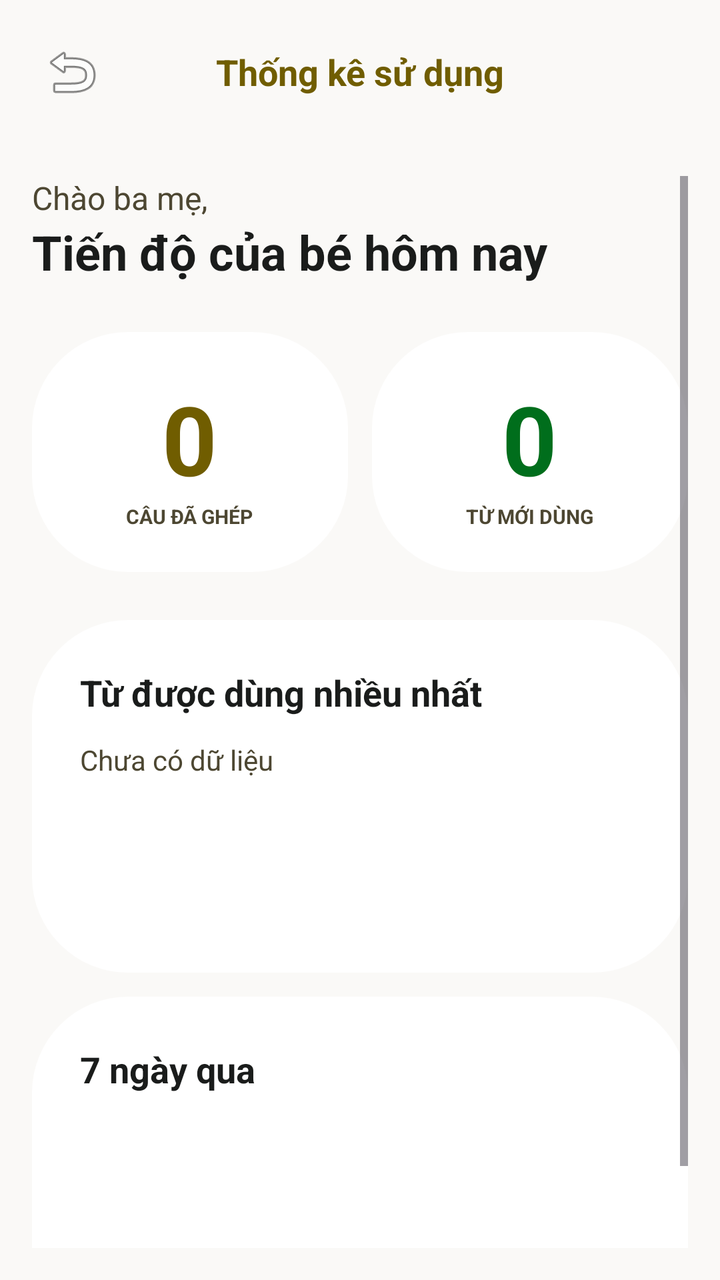
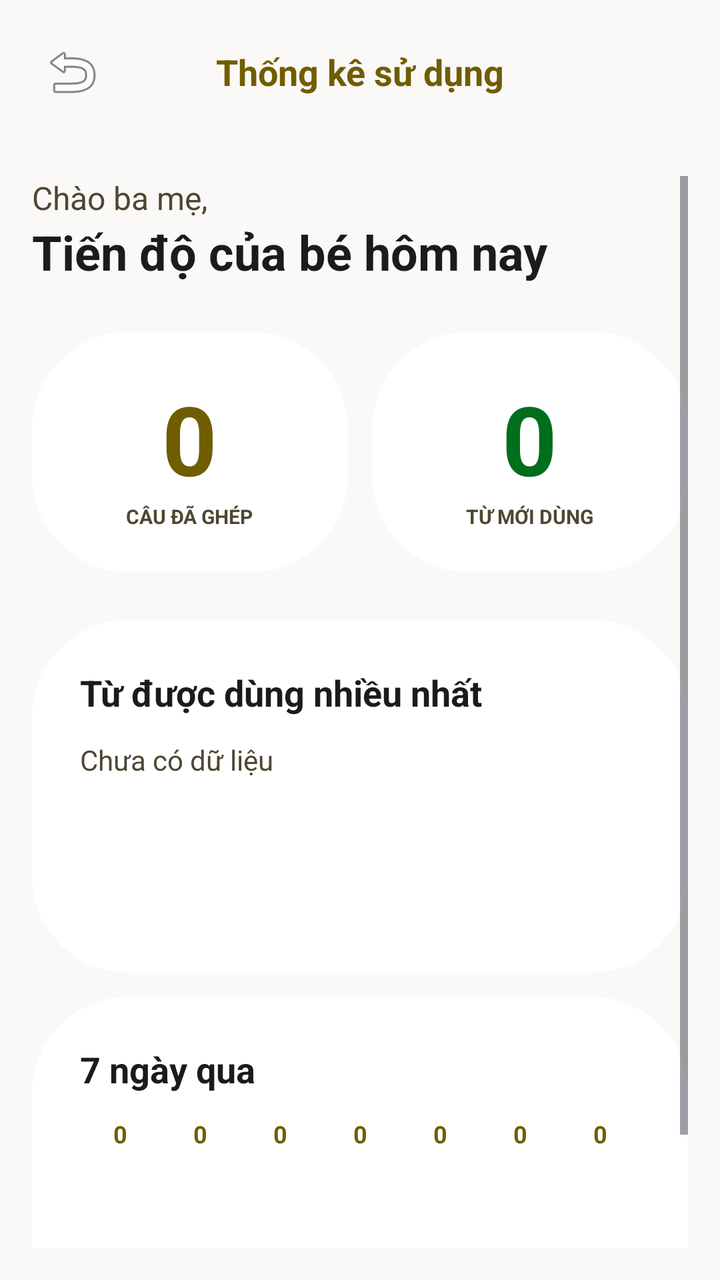

Before-and-after screenshots of an Android layout around one commit, followed by the original layout XML and the change that was made.
<!-- AndroidManifest.xml: application theme Theme.VBoard -->
<!-- res/layout/activity_stats.xml -->
<?xml version="1.0" encoding="utf-8"?>
<LinearLayout xmlns:android="http://schemas.android.com/apk/res/android"
    android:layout_width="match_parent"
    android:layout_height="match_parent"
    android:background="@color/background"
    android:orientation="vertical">

    
    <LinearLayout
        android:layout_width="match_parent"
        android:layout_height="wrap_content"
        android:gravity="center_vertical"
        android:orientation="horizontal"
        android:paddingHorizontal="@dimen/spacing_md"
        android:paddingVertical="@dimen/spacing_md">

        <ImageButton
            android:id="@+id/btnBack"
            android:layout_width="48dp"
            android:layout_height="48dp"
            android:background="?attr/selectableItemBackgroundBorderless"
            android:src="@android:drawable/ic_menu_revert"
            android:contentDescription="Quay lại" />

        <TextView
            android:layout_width="0dp"
            android:layout_height="wrap_content"
            android:layout_weight="1"
            android:gravity="center"
            android:text="@string/stats_title"
            android:textColor="@color/primary"
            android:textSize="18sp"
            android:textStyle="bold" />

        <View
            android:layout_width="48dp"
            android:layout_height="48dp" />
    </LinearLayout>

    <ScrollView
        android:layout_width="match_parent"
        android:layout_height="match_parent"
        android:padding="@dimen/spacing_lg">

        <LinearLayout
            android:layout_width="match_parent"
            android:layout_height="wrap_content"
            android:orientation="vertical">

            
            <TextView
                android:layout_width="wrap_content"
                android:layout_height="wrap_content"
                android:text="@string/stats_welcome"
                android:textColor="@color/on_surface_variant"
                android:textSize="16sp" />

            <TextView
                android:layout_width="wrap_content"
                android:layout_height="wrap_content"
                android:layout_marginBottom="@dimen/spacing_xl"
                android:text="@string/stats_today_progress"
                android:textColor="@color/on_surface"
                android:textSize="24sp"
                android:textStyle="bold" />

            
            <LinearLayout
                android:layout_width="match_parent"
                android:layout_height="wrap_content"
                android:layout_marginBottom="@dimen/spacing_xl"
                android:orientation="horizontal">

                
                <LinearLayout
                    android:layout_width="0dp"
                    android:layout_height="120dp"
                    android:layout_marginEnd="@dimen/spacing_md"
                    android:layout_weight="1"
                    android:background="@drawable/bg_settings_card"
                    android:gravity="center"
                    android:orientation="vertical">

                    <TextView
                        android:id="@+id/sentenceCount"
                        android:layout_width="wrap_content"
                        android:layout_height="wrap_content"
                        android:text="0"
                        android:textColor="@color/primary"
                        android:textSize="48sp"
                        android:textStyle="bold" />

                    <TextView
                        android:layout_width="wrap_content"
                        android:layout_height="wrap_content"
                        android:gravity="center"
                        android:text="@string/stats_sentences_created"
                        android:textColor="@color/on_surface_variant"
                        android:textSize="10sp"
                        android:textStyle="bold" />
                </LinearLayout>

                
                <LinearLayout
                    android:layout_width="0dp"
                    android:layout_height="120dp"
                    android:layout_weight="1"
                    android:background="@drawable/bg_settings_card"
                    android:gravity="center"
                    android:orientation="vertical">

                    <TextView
                        android:id="@+id/wordCount"
                        android:layout_width="wrap_content"
                        android:layout_height="wrap_content"
                        android:text="0"
                        android:textColor="@color/secondary"
                        android:textSize="48sp"
                        android:textStyle="bold" />

                    <TextView
                        android:layout_width="wrap_content"
                        android:layout_height="wrap_content"
                        android:gravity="center"
                        android:text="@string/stats_unique_words"
                        android:textColor="@color/on_surface_variant"
                        android:textSize="10sp"
                        android:textStyle="bold" />
                </LinearLayout>
            </LinearLayout>

            
            <LinearLayout
                android:layout_width="match_parent"
                android:layout_height="wrap_content"
                android:background="@drawable/bg_settings_card"
                android:orientation="vertical"
                android:padding="@dimen/spacing_xl">

                <TextView
                    android:layout_width="wrap_content"
                    android:layout_height="wrap_content"
                    android:text="@string/stats_top_words"
                    android:textColor="@color/on_surface"
                    android:textSize="18sp"
                    android:textStyle="bold" />

                <TextView
                    android:id="@+id/topWords"
                    android:layout_width="match_parent"
                    android:layout_height="wrap_content"
                    android:layout_marginTop="@dimen/spacing_md"
                    android:text="Chưa có dữ liệu"
                    android:textColor="@color/on_surface_variant"
                    android:textSize="14sp" />

                <TextView
                    android:id="@+id/topWords1"
                    android:layout_width="match_parent"
                    android:layout_height="wrap_content"
                    android:layout_marginTop="8dp"
                    android:textColor="@color/on_surface"
                    android:textSize="14sp" />

                <TextView
                    android:id="@+id/topWords2"
                    android:layout_width="match_parent"
                    android:layout_height="wrap_content"
                    android:layout_marginTop="4dp"
                    android:textColor="@color/on_surface"
                    android:textSize="14sp" />

                <TextView
                    android:id="@+id/topWords3"
                    android:layout_width="match_parent"
                    android:layout_height="wrap_content"
                    android:layout_marginTop="4dp"
                    android:textColor="@color/on_surface"
                    android:textSize="14sp" />
            </LinearLayout>

            
            <LinearLayout
                android:layout_width="match_parent"
                android:layout_height="wrap_content"
                android:layout_marginTop="@dimen/spacing_md"
                android:background="@drawable/bg_settings_card"
                android:orientation="vertical"
                android:padding="@dimen/spacing_xl">

                <TextView
                    android:layout_width="wrap_content"
                    android:layout_height="wrap_content"
                    android:text="@string/stats_7_days"
                    android:textColor="@color/on_surface"
                    android:textSize="18sp"
                    android:textStyle="bold" />

                <LinearLayout
                    android:layout_width="match_parent"
                    android:layout_height="80dp"
                    android:layout_marginTop="@dimen/spacing_md"
                    android:gravity="bottom"
                    android:orientation="horizontal">

                    <View
                        android:id="@+id/chartBar1"
                        android:layout_width="0dp"
                        android:layout_height="4dp"
                        android:layout_marginHorizontal="4dp"
                        android:layout_weight="1"
                        android:background="@color/primary" />

                    <View
                        android:id="@+id/chartBar2"
                        android:layout_width="0dp"
                        android:layout_height="4dp"
                        android:layout_marginHorizontal="4dp"
                        android:layout_weight="1"
                        android:background="@color/primary" />

                    <View
                        android:id="@+id/chartBar3"
                        android:layout_width="0dp"
                        android:layout_height="4dp"
                        android:layout_marginHorizontal="4dp"
                        android:layout_weight="1"
                        android:background="@color/primary" />

                    <View
                        android:id="@+id/chartBar4"
                        android:layout_width="0dp"
                        android:layout_height="4dp"
                        android:layout_marginHorizontal="4dp"
                        android:layout_weight="1"
                        android:background="@color/primary" />

                    <View
                        android:id="@+id/chartBar5"
                        android:layout_width="0dp"
                        android:layout_height="4dp"
                        android:layout_marginHorizontal="4dp"
                        android:layout_weight="1"
                        android:background="@color/primary" />

                    <View
                        android:id="@+id/chartBar6"
                        android:layout_width="0dp"
                        android:layout_height="4dp"
                        android:layout_marginHorizontal="4dp"
                        android:layout_weight="1"
                        android:background="@color/primary" />

                    <View
                        android:id="@+id/chartBar7"
                        android:layout_width="0dp"
                        android:layout_height="4dp"
                        android:layout_marginHorizontal="4dp"
                        android:layout_weight="1"
                        android:background="@color/primary" />
                </LinearLayout>

                <LinearLayout
                    android:layout_width="match_parent"
                    android:layout_height="wrap_content"
                    android:layout_marginTop="8dp"
                    android:orientation="horizontal">

                    <TextView
                        android:id="@+id/label1"
                        android:layout_width="0dp"
                        android:layout_height="wrap_content"
                        android:layout_weight="1"
                        android:gravity="center"
                        android:text="T2"
                        android:textColor="@color/on_surface_variant"
                        android:textSize="12sp" />

                    <TextView
                        android:id="@+id/label2"
                        android:layout_width="0dp"
                        android:layout_height="wrap_content"
                        android:layout_weight="1"
                        android:gravity="center"
                        android:text="T3"
                        android:textColor="@color/on_surface_variant"
                        android:textSize="12sp" />

                    <TextView
                        android:id="@+id/label3"
                        android:layout_width="0dp"
                        android:layout_height="wrap_content"
                        android:layout_weight="1"
                        android:gravity="center"
                        android:text="T4"
                        android:textColor="@color/on_surface_variant"
                        android:textSize="12sp" />

                    <TextView
                        android:id="@+id/label4"
                        android:layout_width="0dp"
                        android:layout_height="wrap_content"
                        android:layout_weight="1"
                        android:gravity="center"
                        android:text="T5"
                        android:textColor="@color/on_surface_variant"
                        android:textSize="12sp" />

                    <TextView
                        android:id="@+id/label5"
                        android:layout_width="0dp"
                        android:layout_height="wrap_content"
                        android:layout_weight="1"
                        android:gravity="center"
                        android:text="T6"
                        android:textColor="@color/on_surface_variant"
                        android:textSize="12sp" />

                    <TextView
                        android:id="@+id/label6"
                        android:layout_width="0dp"
                        android:layout_height="wrap_content"
                        android:layout_weight="1"
                        android:gravity="center"
                        android:text="T7"
                        android:textColor="@color/on_surface_variant"
                        android:textSize="12sp" />

                    <TextView
                        android:id="@+id/label7"
                        android:layout_width="0dp"
                        android:layout_height="wrap_content"
                        android:layout_weight="1"
                        android:gravity="center"
                        android:text="CN"
                        android:textColor="@color/on_surface_variant"
                        android:textSize="12sp" />
                </LinearLayout>
            </LinearLayout>
        </LinearLayout>
    </ScrollView>
</LinearLayout>
<!-- resources referenced by this layout -->
<resources>
  <color name="background">#faf9f7</color>
  <color name="on_surface">#1a1c1b</color>
  <color name="on_surface_variant">#4d4732</color>
  <color name="primary">#705d00</color>
  <color name="secondary">#006e1c</color>
  <dimen name="spacing_lg">16dp</dimen>
  <dimen name="spacing_md">12dp</dimen>
  <dimen name="spacing_xl">24dp</dimen>
  <!-- drawable bg_settings_card (drawable) -->
  <?xml version="1.0" encoding="utf-8"?>
  <shape xmlns:android="http://schemas.android.com/apk/res/android"
      android:shape="rectangle">
      <solid android:color="@color/surface_container_lowest" />
      <corners android:radius="@dimen/radius_xxl" />
  </shape>
  <string name="stats_7_days">7 ngày qua</string>
  <string name="stats_sentences_created">CÂU ĐÃ GHÉP</string>
  <string name="stats_title">Thống kê sử dụng</string>
  <string name="stats_today_progress">Tiến độ của bé hôm nay</string>
  <string name="stats_top_words">Từ được dùng nhiều nhất</string>
  <string name="stats_unique_words">TỪ MỚI DÙNG</string>
  <string name="stats_welcome">Chào ba mẹ,</string>
  <style name="Theme.VBoard" parent="Theme.Material3.Light.NoActionBar">
          
          <item name="colorPrimary">@color/primary</item>
          <item name="colorPrimaryContainer">@color/primary_container</item>
          <item name="colorOnPrimary">@color/on_primary</item>
          <item name="colorOnPrimaryContainer">@color/on_primary_container</item>
  
          
          <item name="colorSecondary">@color/secondary</item>
          <item name="colorSecondaryContainer">@color/secondary_container</item>
          <item name="colorOnSecondary">@color/on_secondary</item>
          <item name="colorOnSecondaryContainer">@color/on_secondary_container</item>
  
          
          <item name="colorTertiary">@color/tertiary</item>
          <item name="colorTertiaryContainer">@color/tertiary_container</item>
          <item name="colorOnTertiary">@color/on_tertiary</item>
          <item name="colorOnTertiaryContainer">@color/on_tertiary_container</item>
  
          
          <item name="colorError">@color/error</item>
          <item name="colorErrorContainer">@color/error_container</item>
          <item name="colorOnError">@color/on_error</item>
          <item name="colorOnErrorContainer">@color/on_error_container</item>
  
          
          <item name="android:colorBackground">@color/background</item>
          <item name="colorSurface">@color/surface</item>
          <item name="colorOnSurface">@color/on_surface</item>
          <item name="colorOnSurfaceVariant">@color/on_surface_variant</item>
          <item name="colorSurfaceVariant">@color/surface_container_high</item>
          <item name="colorOutline">@color/outline</item>
          <item name="colorOutlineVariant">@color/outline_variant</item>
  
          
          <item name="android:statusBarColor">@color/surface</item>
          <item name="android:windowLightStatusBar">true</item>
      </style>
  <color name="surface_container_lowest">#ffffff</color>
  <dimen name="radius_xxl">48dp</dimen>
  <color name="primary_container">#ffd700</color>
  <color name="on_primary">#ffffff</color>
  <color name="on_primary_container">#705e00</color>
  <color name="secondary_container">#91f78e</color>
  <color name="on_secondary">#ffffff</color>
  <color name="on_secondary_container">#00731e</color>
  <color name="tertiary">#904d00</color>
  <color name="tertiary_container">#ffd1af</color>
  <color name="on_tertiary">#ffffff</color>
  <color name="on_tertiary_container">#914d00</color>
  <color name="error">#ba1a1a</color>
  <color name="error_container">#ffdad6</color>
  <color name="on_error">#ffffff</color>
  <color name="on_error_container">#93000a</color>
  <color name="surface">#faf9f7</color>
  <color name="surface_container_high">#e9e8e6</color>
  <color name="outline">#7e775f</color>
  <color name="outline_variant">#d0c6ab</color>
</resources>

<!-- the commit's change to res/layout/activity_stats.xml (unified diff, before → after) -->
@@ -198,8 +198,92 @@
 
                 <LinearLayout
                     android:layout_width="match_parent"
+                    android:layout_height="wrap_content"
+                    android:layout_marginTop="@dimen/spacing_md"
+                    android:orientation="horizontal">
+
+                    <TextView
+                        android:id="@+id/value1"
+                        android:layout_width="0dp"
+                        android:layout_height="wrap_content"
+                        android:layout_weight="1"
+                        android:gravity="center"
+                        android:text="0"
+                        android:textColor="@color/primary"
+                        android:textSize="12sp"
+                        android:textStyle="bold" />
+
+                    <TextView
+                        android:id="@+id/value2"
+                        android:layout_width="0dp"
+                        android:layout_height="wrap_content"
+                        android:layout_weight="1"
+                        android:gravity="center"
+                        android:text="0"
+                        android:textColor="@color/primary"
+                        android:textSize="12sp"
+                        android:textStyle="bold" />
+
+                    <TextView
+                        android:id="@+id/value3"
+                        android:layout_width="0dp"
+                        android:layout_height="wrap_content"
+                        android:layout_weight="1"
+                        android:gravity="center"
+                        android:text="0"
+                        android:textColor="@color/primary"
+                        android:textSize="12sp"
+                        android:textStyle="bold" />
+
+                    <TextView
+                        android:id="@+id/value4"
+                        android:layout_width="0dp"
+                        android:layout_height="wrap_content"
+                        android:layout_weight="1"
+                        android:gravity="center"
+                        android:text="0"
+                        android:textColor="@color/primary"
+                        android:textSize="12sp"
+                        android:textStyle="bold" />
+
+                    <TextView
+                        android:id="@+id/value5"
+                        android:layout_width="0dp"
+                        android:layout_height="wrap_content"
+                        android:layout_weight="1"
+                        android:gravity="center"
+                        android:text="0"
+                        android:textColor="@color/primary"
+                        android:textSize="12sp"
+                        android:textStyle="bold" />
+
+                    <TextView
+                        android:id="@+id/value6"
+                        android:layout_width="0dp"
+                        android:layout_height="wrap_content"
+                        android:layout_weight="1"
+                        android:gravity="center"
+                        android:text="0"
+                        android:textColor="@color/primary"
+                        android:textSize="12sp"
+                        android:textStyle="bold" />
+
+                    <TextView
+                        android:id="@+id/value7"
+                        android:layout_width="0dp"
+                        android:layout_height="wrap_content"
+                        android:layout_weight="1"
+                        android:gravity="center"
+                        android:text="0"
+                        android:textColor="@color/primary"
+                        android:textSize="12sp"
+                        android:textStyle="bold" />
+                </LinearLayout>
+
+                <LinearLayout
+                    android:layout_width="match_parent"
                     android:layout_height="80dp"
-                    android:layout_marginTop="@dimen/spacing_md"
+                    android:layout_marginTop="@dimen/spacing_xs"
                     android:gravity="bottom"
                     android:orientation="horizontal">
 
<!-- resource entries referenced after the edit -->
@@ -8,6 +8,7 @@
   <dimen name="spacing_lg">16dp</dimen>
   <dimen name="spacing_md">12dp</dimen>
   <dimen name="spacing_xl">24dp</dimen>
+  <dimen name="spacing_xs">4dp</dimen>
   <!-- drawable bg_settings_card (drawable) -->
   <?xml version="1.0" encoding="utf-8"?>
   <shape xmlns:android="http://schemas.android.com/apk/res/android"
